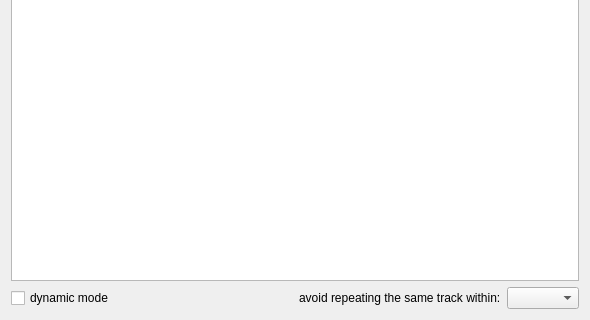
Before: the Qt Designer form gui-remote/mainwidget.ui in hyperquantum/PMP, drawn with Qt 5; both pictures show x 0 to 590 and y 218 to 538 of the 590 by 538 pixel window.
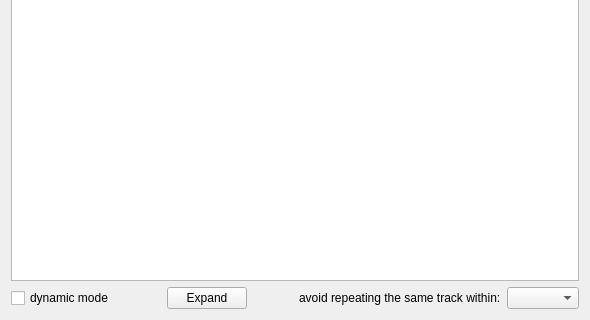
After: the same form once the commit is applied. Custom widgets are drawn as their Qt base class.

Commit message: Added an "Expand" button, which generates some extra tracks at the end of the queue.

What changed in the file:
```diff
--- a/gui-remote/mainwidget.ui
+++ b/gui-remote/mainwidget.ui
@@ -210,6 +210,26 @@
        </property>
       </widget>
      </item>
+     <item>
+      <spacer name="horizontalSpacer_4">
+       <property name="orientation">
+        <enum>Qt::Horizontal</enum>
+       </property>
+       <property name="sizeHint" stdset="0">
+        <size>
+         <width>40</width>
+         <height>20</height>
+        </size>
+       </property>
+      </spacer>
+     </item>
+     <item>
+      <widget class="QPushButton" name="expandButton">
+       <property name="text">
+        <string>Expand</string>
+       </property>
+      </widget>
+     </item>
      <item>
       <spacer name="horizontalSpacer_5">
        <property name="orientation">
```
Left out of the diff: 4 changed lines with no effect on the pictures. The commit also changes 6 other files.
